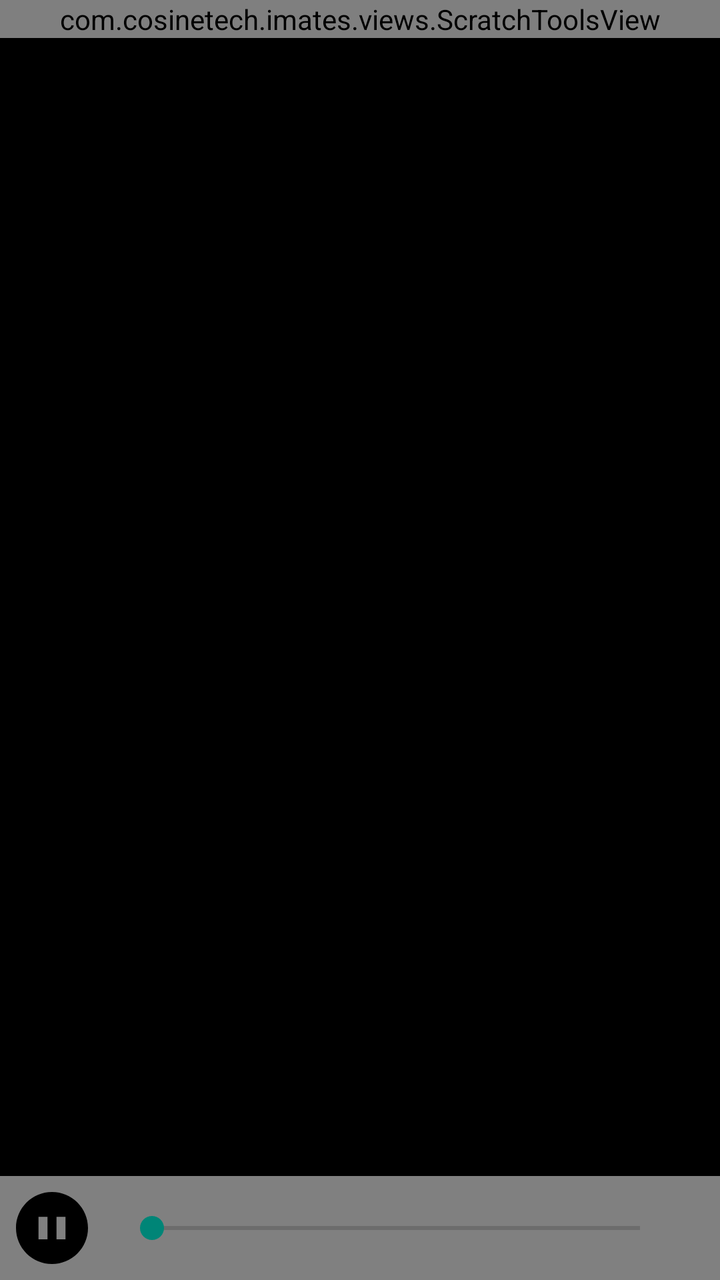
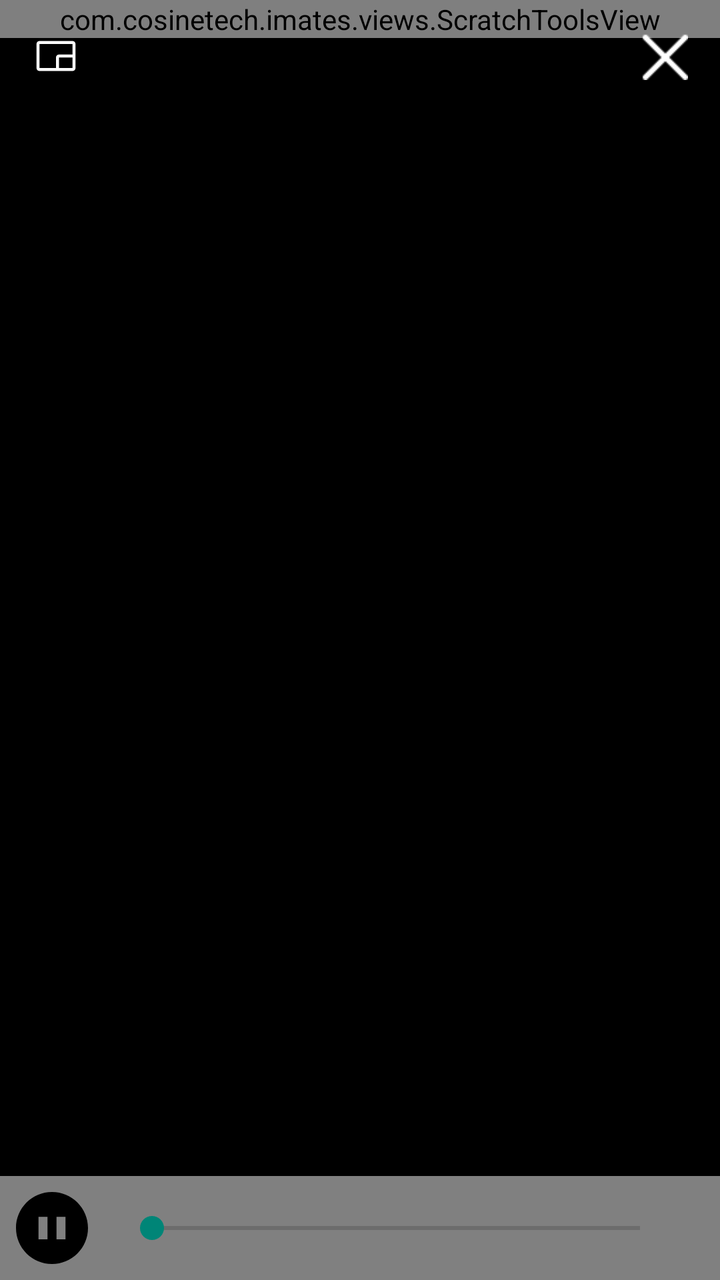

Screens rendered from an Android XML layout before and after an edit, with the pre-edit source and the edit as a unified diff.
<!-- AndroidManifest.xml: activity theme Theme.IMatesApp.FullScreen -->
<!-- res/layout/activity_video_play.xml -->
<?xml version="1.0" encoding="utf-8"?>
<RelativeLayout xmlns:android="http://schemas.android.com/apk/res/android"
    android:background="#000000"
    android:layout_width="match_parent"
    android:layout_height="match_parent">

    
    <TextureView
        android:id="@+id/textureView"
        android:layout_width="match_parent"
        android:layout_height="match_parent" />

    
    <LinearLayout
        android:id="@+id/controlLayout"
        android:layout_width="match_parent"
        android:layout_height="wrap_content"
        android:layout_gravity="bottom"
        android:orientation="horizontal"
        android:background="#80ffffff"
        android:padding="8dp"
        android:gravity="center_vertical"
        android:layout_alignParentBottom="true"
        android:visibility="visible">

        
        <Button
            android:id="@+id/buttonPlayPause"
            android:background="@drawable/video_play_button_pause_bg"
            android:layout_width="36dp"
            android:layout_height="36dp" />

        
        <SeekBar
            android:id="@+id/seekBar"
            android:layout_width="0dp"
            android:layout_height="wrap_content"
            android:layout_weight="1"
            android:layout_marginStart="16dp"
            android:layout_marginEnd="16dp"/>

        
        <Button
            android:id="@+id/buttonSpeed"
            android:layout_width="wrap_content"
            android:layout_height="wrap_content"
            android:text="1x"
            android:visibility="gone"/>
    </LinearLayout>

    <Button
        android:id="@+id/btn_exit_video"
        android:background="@drawable/ic_back"
        android:layout_width="32dp"
        android:layout_height="32dp"
        android:layout_margin="16dp"/>

    <com.cosinetech.imates.views.ScratchToolsView
        android:id="@+id/scratch_tool"
        android:layout_width="match_parent"
        android:layout_height="wrap_content" />

</RelativeLayout>
<!-- resources referenced by this layout -->
<resources>
  <!-- drawable ic_back (drawable) -->
  <vector xmlns:android="http://schemas.android.com/apk/res/android"
      android:width="512dp"
      android:height="512dp"
      android:viewportWidth="512"
      android:viewportHeight="512">
    <path
        android:pathData="M328,80.2c-2.8,0.7 -20.6,18.1 -84.7,82.1 -44.7,44.6 -82,82.7 -82.9,84.5 -2.4,5 -2.8,9.7 -1.4,14.9 1.2,4.5 6.5,10 81.9,85.6 44.3,44.4 82,81.7 83.7,82.8 9.8,6.1 23.9,1.7 29.5,-9.2 2.4,-4.7 2.5,-13.7 0.3,-18.2 -0.9,-1.8 -31,-32.7 -67,-68.7 -45.4,-45.5 -65.8,-66.6 -66.9,-69.2 -1.9,-4.8 -1.9,-12.8 0,-17.6 1.1,-2.6 21.5,-23.7 66.9,-69.2 36,-36 66.1,-66.9 67,-68.7 2.2,-4.5 2.1,-13.5 -0.3,-18.2 -5,-9.7 -15.3,-14 -26.1,-10.9z"
        android:fillColor="#000000"
        android:strokeColor="#00000000"/>
  </vector>
  <!-- drawable video_play_button_pause_bg (drawable) -->
  <vector xmlns:android="http://schemas.android.com/apk/res/android" android:height="24dp" android:viewportHeight="512" android:viewportWidth="512" android:width="24dp">
        
      <path android:fillColor="#000000" android:pathData="M256,0C114.63,0 0,114.63 0,256c0,141.37 114.63,256 256,256s256,-114.63 256,-256C512,114.63 397.38,0 256,0zM224,336h-64V176h64V336zM352,336h-64V176h64V336z"/>
      
  </vector>
  <style name="Theme.IMatesApp.FullScreen" parent="Theme.AppCompat.Light.NoActionBar">
          
          <item name="android:windowFullscreen">true</item>
          
          <item name="android:windowTranslucentStatus">true</item>
          
          <item name="android:windowTranslucentNavigation">true</item>
      </style>
</resources>

<!-- the commit's change to res/layout/activity_video_play.xml (unified diff, before → after) -->
@@ -49,11 +49,19 @@
     </LinearLayout>
 
     <Button
+        android:id="@+id/btn_enter_pip"
+        android:layout_width="24dp"
+        android:layout_height="24dp"
+        android:background="@drawable/video_play_pip"
+        android:layout_margin="16dp"/>
+
+    <Button
         android:id="@+id/btn_exit_video"
-        android:background="@drawable/ic_back"
-        android:layout_width="32dp"
-        android:layout_height="32dp"
-        android:layout_margin="16dp"/>
+        android:background="@drawable/app_close_button"
+        android:layout_width="24dp"
+        android:layout_height="24dp"
+        android:layout_margin="16dp"
+        android:layout_alignParentEnd="true"/>
 
     <com.cosinetech.imates.views.ScratchToolsView
         android:id="@+id/scratch_tool"
<!-- resource entries referenced after the edit -->
@@ -1,20 +1,18 @@
 <!-- resources referenced by this layout -->
 <resources>
-  <!-- drawable ic_back (drawable) -->
-  <vector xmlns:android="http://schemas.android.com/apk/res/android"
-      android:width="512dp"
-      android:height="512dp"
-      android:viewportWidth="512"
-      android:viewportHeight="512">
-    <path
-        android:pathData="M328,80.2c-2.8,0.7 -20.6,18.1 -84.7,82.1 -44.7,44.6 -82,82.7 -82.9,84.5 -2.4,5 -2.8,9.7 -1.4,14.9 1.2,4.5 6.5,10 81.9,85.6 44.3,44.4 82,81.7 83.7,82.8 9.8,6.1 23.9,1.7 29.5,-9.2 2.4,-4.7 2.5,-13.7 0.3,-18.2 -0.9,-1.8 -31,-32.7 -67,-68.7 -45.4,-45.5 -65.8,-66.6 -66.9,-69.2 -1.9,-4.8 -1.9,-12.8 0,-17.6 1.1,-2.6 21.5,-23.7 66.9,-69.2 36,-36 66.1,-66.9 67,-68.7 2.2,-4.5 2.1,-13.5 -0.3,-18.2 -5,-9.7 -15.3,-14 -26.1,-10.9z"
-        android:fillColor="#000000"
-        android:strokeColor="#00000000"/>
-  </vector>
+  <!-- drawable app_close_button: png bitmap (drawable, 591 bytes) -->
   <!-- drawable video_play_button_pause_bg (drawable) -->
   <vector xmlns:android="http://schemas.android.com/apk/res/android" android:height="24dp" android:viewportHeight="512" android:viewportWidth="512" android:width="24dp">
         
       <path android:fillColor="#000000" android:pathData="M256,0C114.63,0 0,114.63 0,256c0,141.37 114.63,256 256,256s256,-114.63 256,-256C512,114.63 397.38,0 256,0zM224,336h-64V176h64V336zM352,336h-64V176h64V336z"/>
+      
+  </vector>
+  <!-- drawable video_play_pip (drawable) -->
+  <vector xmlns:android="http://schemas.android.com/apk/res/android" android:height="24dp" android:viewportHeight="256" android:viewportWidth="256" android:width="24dp">
+        
+      <path android:fillAlpha="0.2" android:fillColor="#000000" android:pathData="M216,56H40a8,8 0,0 0,-8 8V192a8,8 0,0 0,8 8h96V136a8,8 0,0 1,8 -8h80V64A8,8 0,0 0,216 56Z" android:strokeAlpha="0.2"/>
+        
+      <path android:fillColor="#ffffff" android:pathData="M216,48H40A16.02,16.02 0,0 0,24 64V192a16.02,16.02 0,0 0,16 16H216a16.02,16.02 0,0 0,16 -16V64A16.02,16.02 0,0 0,216 48ZM40,64H216l0,56H144a16.02,16.02 0,0 0,-16 16v56H40ZM216,192H144V136h72.01l0,56Z"/>
       
   </vector>
   <style name="Theme.IMatesApp.FullScreen" parent="Theme.AppCompat.Light.NoActionBar">
